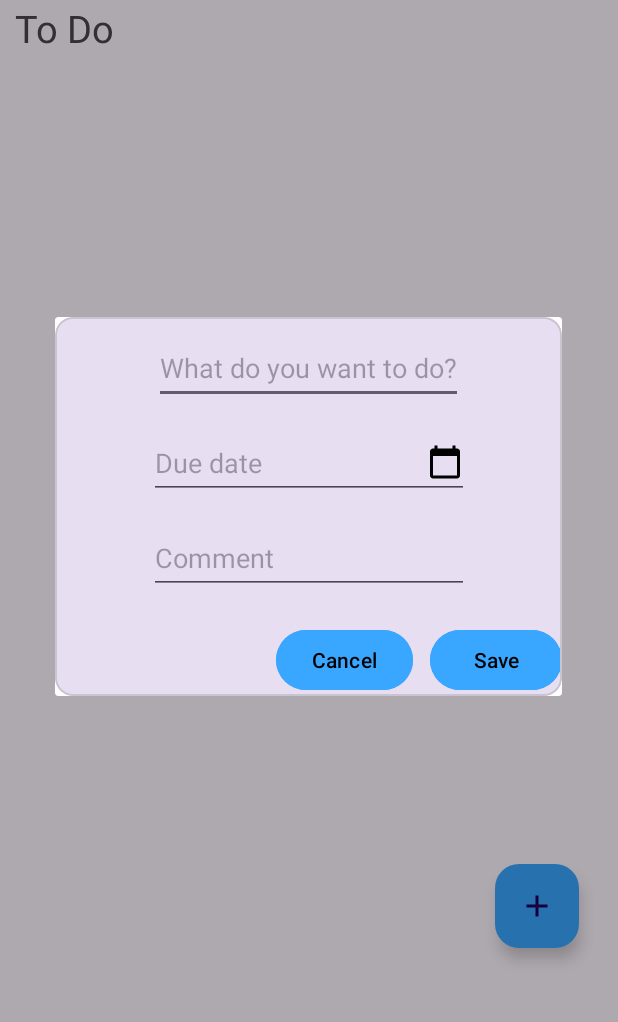
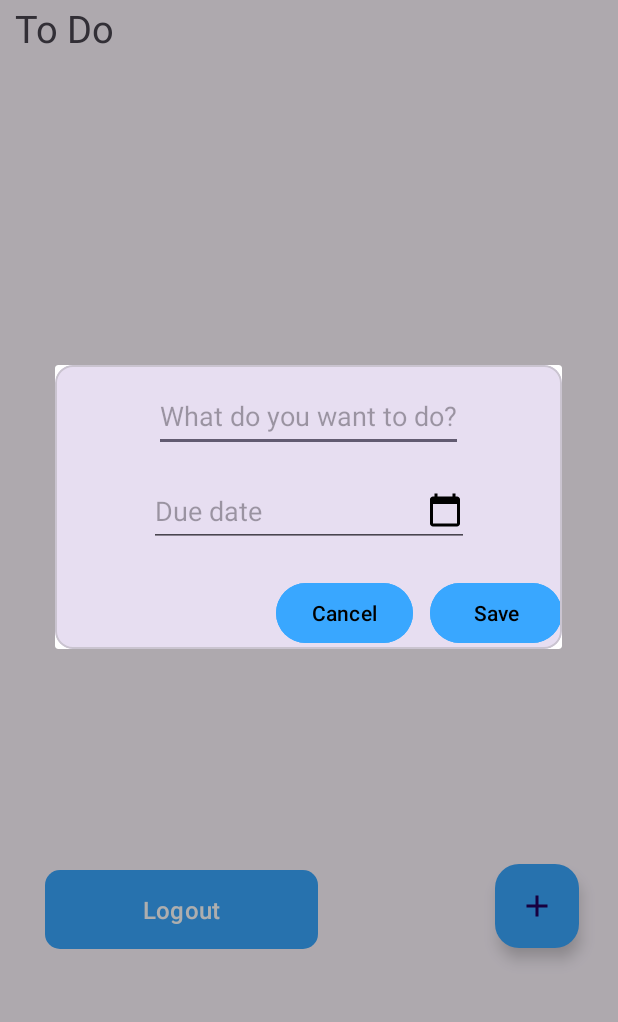
Before and after one commit to NatSy910/notif.me, an Android app: the HomeFragment screen opened through its navigation route, after a tap on an icon or button, on a phone screen of 412 x 824 dp, the part 111-1133 px from its top. Run offline under Robolectric (Android 15) with nearby library versions, the phone set to English and light mode, and no system bars; our stand-ins replace Firebase (no records; nobody signed in at launch, a user with empty details on screens opened directly); Roboto replaces fonts that are not available here; 1 statement that could not run was skipped.

Commit message:
Added logout and removed comments function.

```diff
--- a/app/src/main/java/com/example/notifme/utils/ToDoData.kt
+++ b/app/src/main/java/com/example/notifme/utils/ToDoData.kt
@@ -1,3 +1,3 @@
 package com.example.notifme.utils
 
-data class ToDoData(val taskId:String, var task: String, var taskDueDate: String, var taskComment: String)
+data class ToDoData(val taskId:String, var task: String, var taskDueDate: String)
--- a/app/src/main/res/layout/fragment_add_to_do.xml
+++ b/app/src/main/res/layout/fragment_add_to_do.xml
@@ -40,21 +40,6 @@
             app:layout_constraintStart_toStartOf="parent"
             app:layout_constraintTop_toBottomOf="@id/edtTaskName" />
 
-        <EditText
-            android:id="@+id/edtComment"
-            android:layout_width="match_parent"
-            android:layout_height="48dp"
-            android:ems="10"
-            android:hint="Comment"
-            android:layout_marginStart="10dp"
-            android:layout_marginTop="15dp"
-            android:layout_marginEnd="10dp"
-            android:inputType="date"
-            android:focusable="false"
-            app:layout_constraintTop_toBottomOf="@id/edtDueDate"
-            app:layout_constraintEnd_toEndOf="parent"
-            app:layout_constraintStart_toStartOf="parent"/>
-
         <Button
             android:id="@+id/btnSaveToDo"
             android:layout_width="wrap_content"
@@ -67,7 +52,7 @@
             app:layout_constraintEnd_toEndOf="parent"
             app:layout_constraintHorizontal_bias="0.78"
             app:layout_constraintStart_toStartOf="parent"
-            app:layout_constraintTop_toBottomOf="@id/edtComment" />
+            app:layout_constraintTop_toBottomOf="@id/edtDueDate" />
 
         <Button
             android:id="@+id/btnCancel"
@@ -80,7 +65,7 @@
             app:layout_constraintEnd_toStartOf="@+id/btnSaveToDo"
             app:layout_constraintHorizontal_bias="0.93"
             app:layout_constraintStart_toStartOf="parent"
-            app:layout_constraintTop_toBottomOf="@id/edtComment" />
+            app:layout_constraintTop_toBottomOf="@id/edtDueDate" />
 
     </androidx.constraintlayout.widget.ConstraintLayout>
 
--- a/app/src/main/res/layout/fragment_home.xml
+++ b/app/src/main/res/layout/fragment_home.xml
@@ -51,9 +51,23 @@
         app:backgroundTint="#39A7FF"
         android:tint="@color/black"
         android:src="@drawable/baseline_add_24"
-
         app:layout_constraintBottom_toBottomOf="parent"
         app:layout_constraintEnd_toEndOf="parent" />
+
+    <com.google.android.material.button.MaterialButton
+        android:id="@+id/btnLogout"
+        android:layout_width="match_parent"
+        android:layout_height="wrap_content"
+        android:padding="15dp"
+        android:text="Logout"
+        android:textColor="@color/white"
+        android:textSize="16sp"
+        app:backgroundTint="#39A7FF"
+        app:cornerRadius="10dp"
+        android:layout_marginTop="650dp"
+        android:layout_marginLeft="30dp"
+        android:layout_marginRight="200dp"
+        />
 
     <androidx.recyclerview.widget.RecyclerView
         android:id="@+id/recyclerView"
@@ -63,5 +77,4 @@
         android:layout_marginTop="115dp"
         android:scrollbarSize="7dp" />
 
-
 </FrameLayout>
--- a/app/src/main/res/navigation/navigation_graph.xml
+++ b/app/src/main/res/navigation/navigation_graph.xml
@@ -58,5 +58,9 @@
         android:id="@+id/homeFragment"
         android:name="com.example.notifme.fragments.HomeFragment"
         android:label="fragment_home"
-        tools:layout="@layout/fragment_home" />
+        tools:layout="@layout/fragment_home" >
+        <action
+            android:id="@+id/action_homeFragment_to_signInFragment"
+            app:destination="@id/signInFragment" />
+    </fragment>
 </navigation>
```
Also changed, not shown: app/src/main/java/com/example/notifme/fragments/AddToDoFragment.kt (+23 -12 lines), app/src/main/java/com/example/notifme/fragments/HomeFragment.kt (+15 -6 lines).
